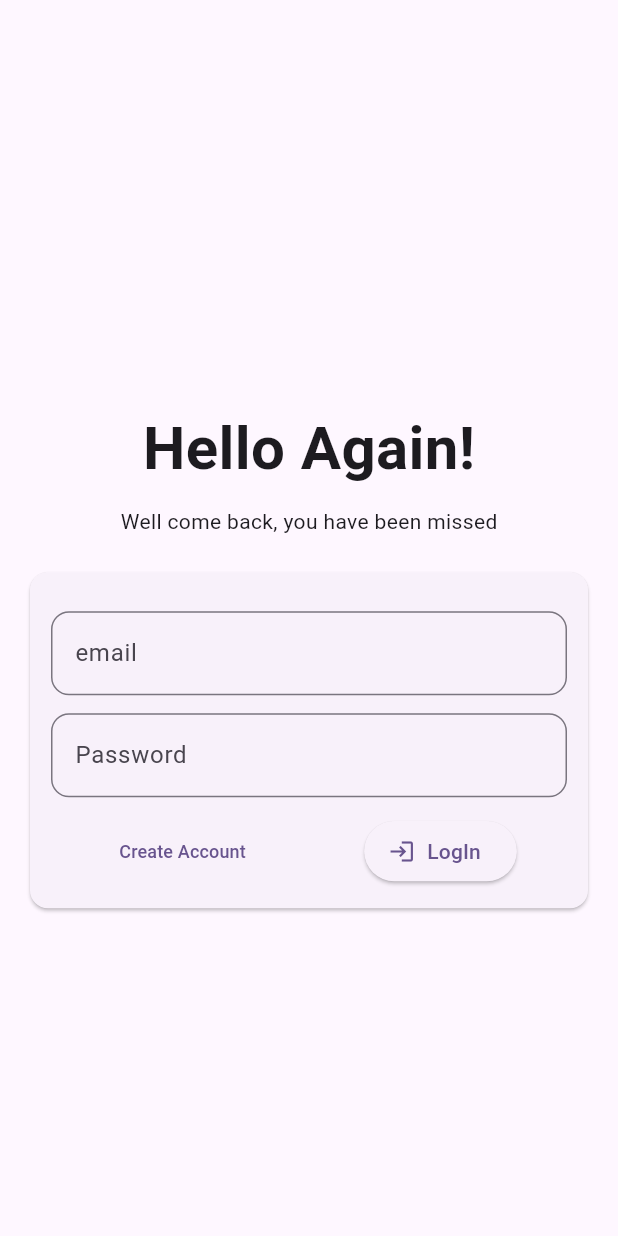
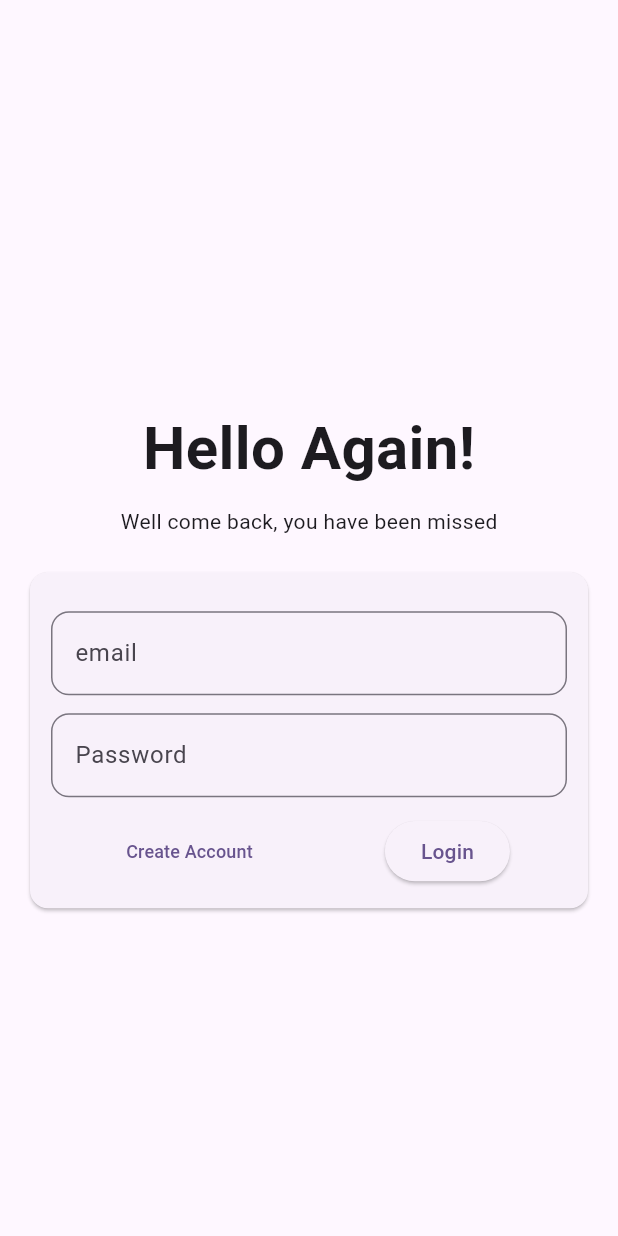
Before and after one commit to Ey-git-hub/emarket, a Flutter app: the screen it shows after launch, on a phone screen of 412 x 824 dp. Run offline on Flutter 3.47's test engine with Material 3 defaults, Android fonts, the phone set to English and light mode, and no system bars; our stand-ins replace cloud_firestore, firebase_auth, firebase_core, flutter_riverpod; accounts and stored records are empty.

Commit message:
feat: Enhance LoginScreen with loading state and navigation to SignupScreen

```diff
--- a/lib/features/presentation/login_screen.dart
+++ b/lib/features/presentation/login_screen.dart
@@ -1,5 +1,6 @@
 import 'package:emarket/features/auth/domain/auth_failure.dart';
 import 'package:emarket/features/auth/providers/auth_provider.dart';
+import 'package:emarket/features/presentation/signup_screen.dart';
 import 'package:flutter/material.dart';
 import 'package:flutter_riverpod/flutter_riverpod.dart';
 
@@ -14,6 +15,7 @@ class _LoginScreenState extends ConsumerState<LoginScreen> {
   final _emailController = TextEditingController();
   final _passwordController = TextEditingController();
   final _formkey = GlobalKey<FormState>();
+  bool _isLoading = false;
   @override
   void dispose() {
     _emailController.dispose();
@@ -23,6 +25,9 @@ class _LoginScreenState extends ConsumerState<LoginScreen> {
 
   Future<void> _logIn() async {
     if (!_formkey.currentState!.validate()) return;
+    setState(() {
+      _isLoading = true;
+    });
     try {
       await ref
           .read(authRepositoryProvider)
@@ -34,6 +39,12 @@ class _LoginScreenState extends ConsumerState<LoginScreen> {
       if (!mounted) return;
       ScaffoldMessenger.of(context)
           .showSnackBar(SnackBar(content: Text(e.message)));
+    } finally {
+      if (mounted) {
+        setState(() {
+          _isLoading = false;
+        });
+      }
     }
   }
 
@@ -111,16 +122,23 @@ class _LoginScreenState extends ConsumerState<LoginScreen> {
                           mainAxisAlignment: MainAxisAlignment.spaceAround,
                           children: [
                             TextButton(
-                              onPressed: () {},
+                              onPressed: () {
+                                Navigator.push(context, MaterialPageRoute(builder: (context)=>SignupScreen()));
+                              },
                               child: Text(
                                 'Create Account',
                                 style: TextStyle(fontSize: 12),
                               ),
                             ),
-                            ElevatedButton.icon(
-                              onPressed: _logIn,
-                              label: Text('LogIn'),
-                              icon: Icon(Icons.login),
+                            ElevatedButton(
+                              onPressed: _isLoading ? null : _logIn,
+                              child: _isLoading
+                                  ? const SizedBox(
+                                      width: 20,
+                                      height: 20,
+                                      child: CircularProgressIndicator(strokeWidth: 2,),
+                                    )
+                                  : Text('Login'),
                             ),
                           ],
                         ),
```
